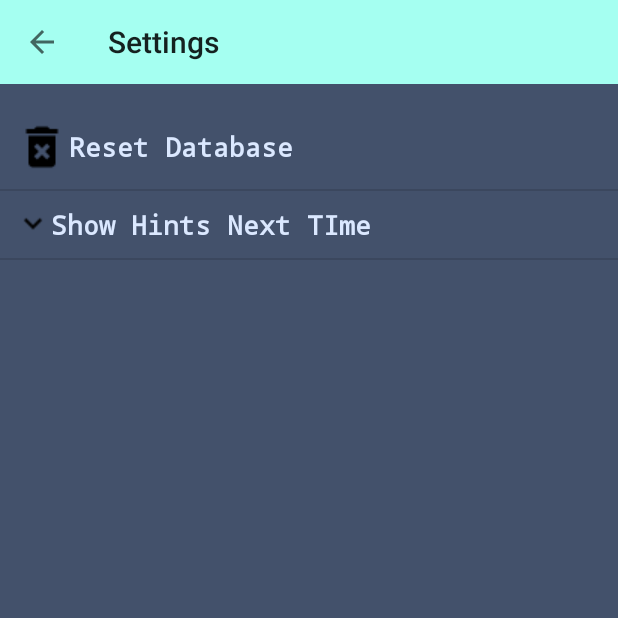
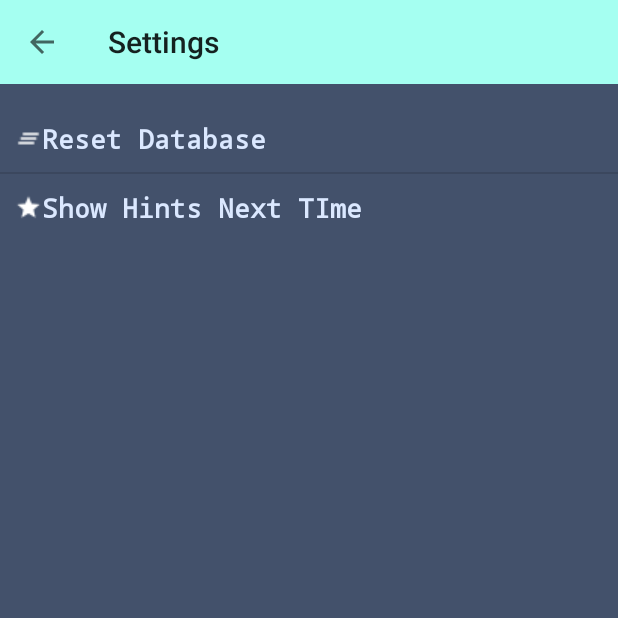
Before and after one commit to calvin-lo/MyTodo, an Android app: the screen it shows after launch (SettingActivity), in the options menu, after a tap on "Settings", on a phone screen of 412 x 824 dp, the top half of it. Run offline under Robolectric (Android 15) with nearby library versions, the light colour scheme and no system bars; 2 statements that could not run were skipped.

Commit message:
20161128 20:42

```diff
--- a/MyTodo/app/src/main/java/com/uoit/calvin/mytodo/MainActivity.java
+++ b/MyTodo/app/src/main/java/com/uoit/calvin/mytodo/MainActivity.java
@@ -59,10 +59,10 @@ public class MainActivity extends AppCompatActivity {
 
         String permission = "android.permission.ACCESS_FINE_LOCATION";
         String permission2 = "android.permission.ACCESS_COARSE_LOCATION";
-        if (this.checkCallingOrSelfPermission(permission) == PackageManager.PERMISSION_GRANTED) {
+        if (this.checkCallingOrSelfPermission(permission) != PackageManager.PERMISSION_GRANTED) {
             ActivityCompat.requestPermissions(this, new String[]{android.Manifest.permission.ACCESS_FINE_LOCATION}, 1);
         }
-        if (this.checkCallingOrSelfPermission(permission2) == PackageManager.PERMISSION_GRANTED) {
+        if (this.checkCallingOrSelfPermission(permission2) != PackageManager.PERMISSION_GRANTED) {
             ActivityCompat.requestPermissions(this, new String[]{Manifest.permission.ACCESS_COARSE_LOCATION}, 1);
         }
 
--- a/MyTodo/app/src/main/java/com/uoit/calvin/mytodo/SettingActivity.java
+++ b/MyTodo/app/src/main/java/com/uoit/calvin/mytodo/SettingActivity.java
@@ -31,7 +31,7 @@ public class SettingActivity extends AppCompatActivity {
         mPrefs = PreferenceManager.getDefaultSharedPreferences(this);
 
         String[] settingList = getResources().getStringArray(R.array.setting_list);
-        int[] drawableIds = {R.drawable.ic_delete_forever_black_24dp, R.drawable.ic_keyboard_arrow_down_black_24dp};
+        int[] drawableIds = {R.drawable.ic_clear_all_white_18dp, R.drawable.ic_star_white_18dp};
 
         final Toast t1= Toast.makeText(this, "Deleted Database", Toast.LENGTH_SHORT);
         final Toast t2= Toast.makeText(this, "Hint will show next time you open the app", Toast.LENGTH_SHORT);
--- a/MyTodo/app/src/main/res/values/strings.xml
+++ b/MyTodo/app/src/main/res/values/strings.xml
@@ -15,5 +15,5 @@
     <string name= "defaultEndTime">No End Time.</string>
     <string name ="doneLabel">MARK AS DONE</string>
     <string name ="welcomeTitle">Welcome</string>
-    <string name="description">• Long press an item to view details.\n• Swipe left to open side drawer.\n• Swipe right to map view.\n• Click the pen button to add a new task.</string>
+    <string name="description">• Long press an item to view details.\n• Swipe left to open side drawer.\n• Swipe right to map view.\n• Click the pen button to add a new task.\n\t• Click the schedule and clock to selected date and time.</string>
 </resources>
```
Also changed, not shown: MyTodo/app/src/main/res/drawable/ic_clear_all_white_18dp.png (added), MyTodo/app/src/main/res/drawable/ic_star_white_18dp.png (added), 1 other file.
